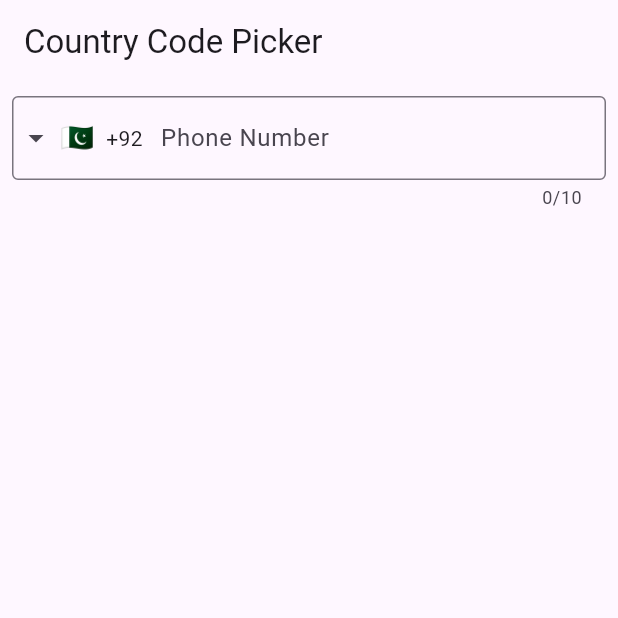
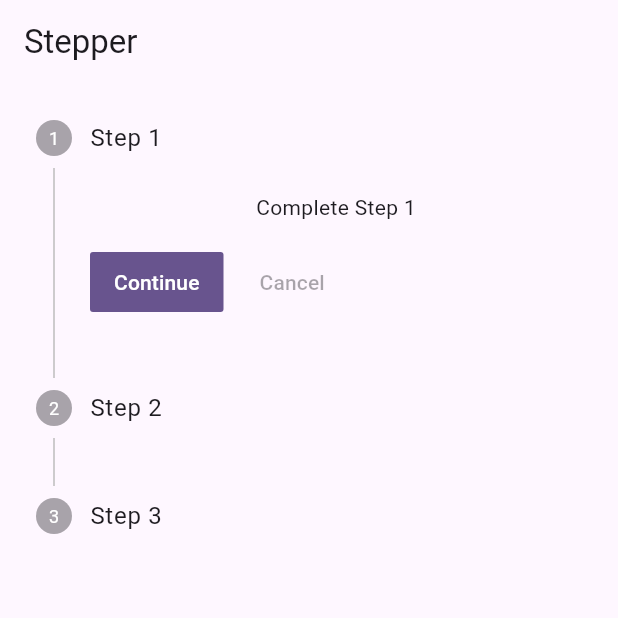
Before and after one commit to Usaid-Dev/Flutter_Widgets, a Flutter app: the screen it shows after launch, on a phone screen of 412 x 824 dp, the top half of it. Run offline on Flutter 3.47's test engine with Material 3 defaults, Android fonts, the phone set to English and light mode, and no system bars; drawn by our look-alikes of intl_phone_field.

Commit message:
stepper widget

```diff
--- a/lib/main.dart
+++ b/lib/main.dart
@@ -1,5 +1,5 @@
 import 'package:flutter/material.dart';
-import 'package:flutter_widget/widgets/country_code.dart';
+import 'package:flutter_widget/widgets/stepper.dart';
 
 void main() {
   runApp(const MyApp());
@@ -17,7 +17,7 @@ class MyApp extends StatelessWidget {
         colorScheme: ColorScheme.fromSeed(seedColor: Colors.deepPurple),
         useMaterial3: true,
       ),
-      home: CountryCode(),
+      home: StepperExample(),
     );
   }
 }
--- /dev/null
+++ b/lib/widgets/stepper.dart
@@ -0,0 +1,34 @@
+import 'package:flutter/material.dart';
+
+class StepperExample extends StatefulWidget {
+  const StepperExample({super.key});
+
+  @override
+  State<StepperExample> createState() => _StepperExampleState();
+}
+
+class _StepperExampleState extends State<StepperExample> {
+  int _currentStep = 0;
+
+  @override
+  Widget build(BuildContext context) {
+    return Scaffold(
+      appBar: AppBar(
+        title: const Text('Stepper'),
+      ),
+      body: Stepper(
+        currentStep: _currentStep,
+        onStepTapped: (step) => setState(() => _currentStep = step),
+        onStepContinue:
+            _currentStep < 2 ? () => setState(() => _currentStep += 1) : null,
+        onStepCancel:
+            _currentStep > 0 ? () => setState(() => _currentStep -= 1) : null,
+        steps: const [
+          Step(title: Text("Step 1"), content: Text("Complete Step 1")),
+          Step(title: Text("Step 2"), content: Text("Complete Step 2")),
+          Step(title: Text("Step 3"), content: Text("Complete Step 3")),
+        ],
+      ),
+    );
+  }
+}
```
Also changed, not shown: 1 other file.
